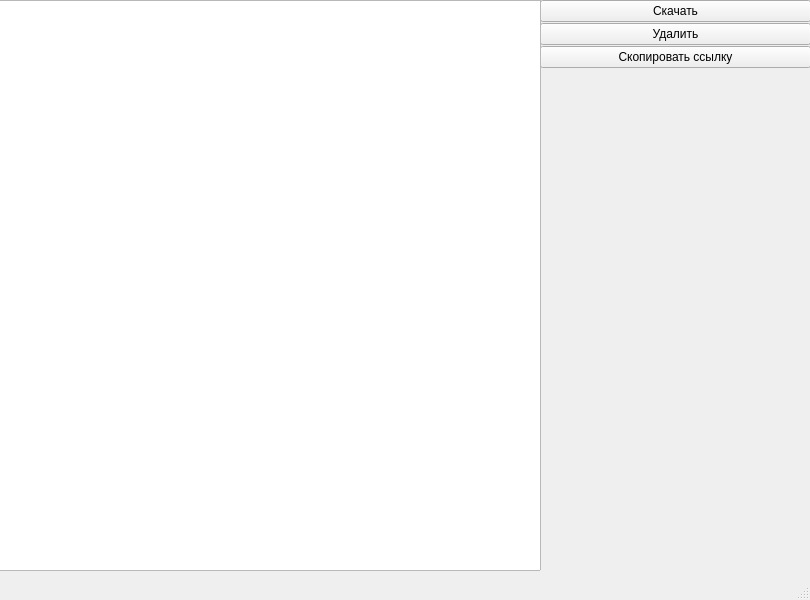
Before: the Qt Designer form src/ui/main_window.ui in TrixiS/lolder, drawn with Qt 5.
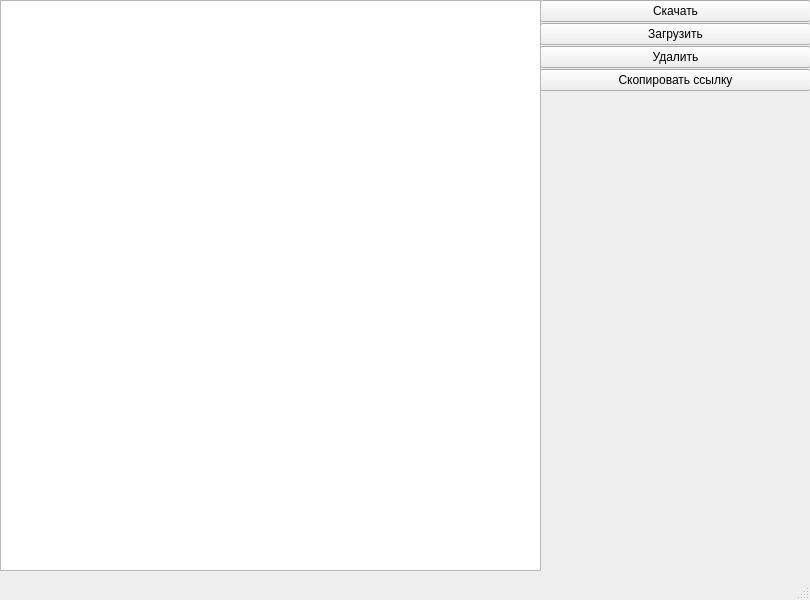
After: the same form once the commit is applied.

```diff
--- a/src/ui/main_window.ui
+++ b/src/ui/main_window.ui
@@ -67,6 +67,13 @@
        </property>
       </widget>
      </item>
+     <item>
+      <widget class="QPushButton" name="upload_button">
+       <property name="text">
+        <string>Загрузить</string>
+       </property>
+      </widget>
+     </item>
      <item>
       <widget class="QPushButton" name="delete_button">
        <property name="text">
@@ -86,9 +93,9 @@
    <widget class="QWidget" name="horizontalLayoutWidget">
     <property name="geometry">
      <rect>
-      <x>-10</x>
+      <x>0</x>
       <y>0</y>
-      <width>551</width>
+      <width>541</width>
       <height>571</height>
      </rect>
     </property>
```
Left out of the diff: 4 changed lines with no effect on the pictures.
